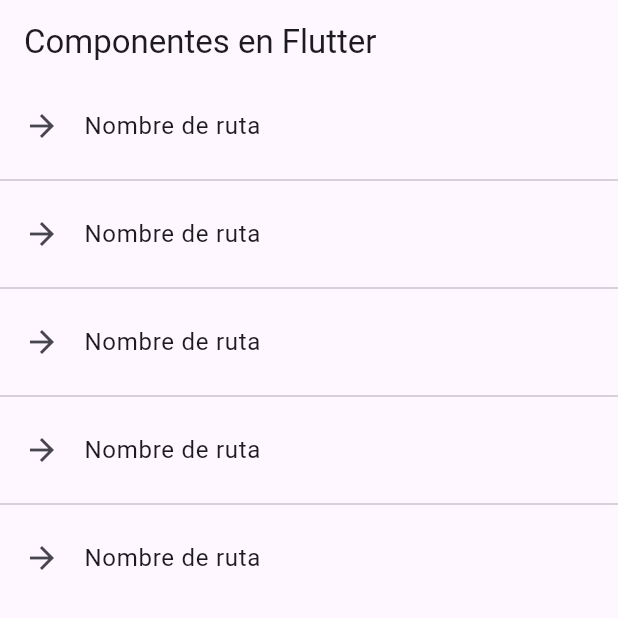
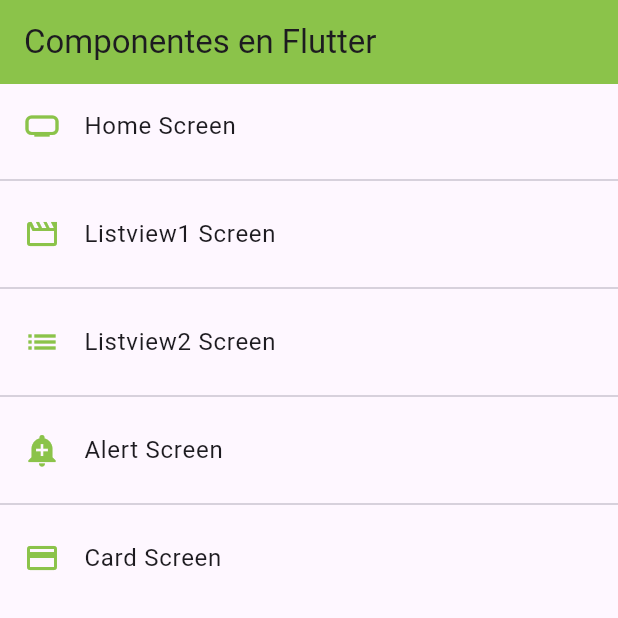
Before and after one commit to maia-ab/fl_components, a Flutter app: the screen it shows after launch, on a phone screen of 412 x 824 dp, the top half of it. Run offline on Flutter 3.47's test engine with Material 3 defaults, Android fonts, the phone set to English and light mode, and no system bars.

Commit message:
agregue tema para estilos

```diff
--- a/lib/main.dart
+++ b/lib/main.dart
@@ -1,6 +1,7 @@
 //import 'package:fl_components/screens/listview1_screen.dart';
 
 import 'package:fl_components/router/app_routes.dart';
+import 'package:fl_components/themes/app_theme.dart';
 import 'package:flutter/material.dart';
 
 void main() => runApp(const MyApp());
@@ -11,10 +12,12 @@ class MyApp extends StatelessWidget {
   @override
   Widget build(BuildContext context) {
     return MaterialApp(
-        debugShowCheckedModeBanner: false,
-        title: 'Material App',
-        initialRoute: AppRoutes.initialRoute,
-        routes: AppRoutes.getAppRoutes(),
-        onGenerateRoute: AppRoutes.onGenerateRoute);
+      debugShowCheckedModeBanner: false,
+      title: 'Material App',
+      initialRoute: AppRoutes.initialRoute,
+      routes: AppRoutes.getAppRoutes(),
+      onGenerateRoute: AppRoutes.onGenerateRoute,
+      theme: AppTheme.lightTheme,
+    );
   }
 }
--- a/lib/router/app_routes.dart
+++ b/lib/router/app_routes.dart
@@ -18,7 +18,7 @@ class AppRoutes {
         screen: const Listview1Screen()),
     MenuOption(
         route: 'listview2',
-        icon: Icons.movie_outlined,
+        icon: Icons.list,
         name: 'Listview2 Screen',
         screen: const Listview2Screen()),
     MenuOption(
--- a/lib/screens/home_screen.dart
+++ b/lib/screens/home_screen.dart
@@ -1,4 +1,5 @@
 import 'package:fl_components/router/app_routes.dart';
+import 'package:fl_components/themes/app_theme.dart';
 import 'package:flutter/material.dart';
 
 class HomeScreen extends StatelessWidget {
@@ -6,6 +7,8 @@ class HomeScreen extends StatelessWidget {
 
   @override
   Widget build(BuildContext context) {
+    final menuOptions = AppRoutes.menuOptions;
+
     return Scaffold(
       appBar: AppBar(
         title: const Text("Componentes en Flutter"),
@@ -13,8 +16,8 @@ class HomeScreen extends StatelessWidget {
       ),
       body: ListView.separated(
           itemBuilder: (context, index) => ListTile(
-                leading: const Icon(Icons.arrow_forward_outlined),
-                title: const Text("Nombre de ruta"),
+                leading: Icon(menuOptions[index].icon, color: AppTheme.primary),
+                title: Text(menuOptions[index].name),
                 onTap: () {
                   //final route = MaterialPageRoute(
                   //    builder: (context) => const Listview1Screen());
@@ -22,11 +25,11 @@ class HomeScreen extends StatelessWidget {
                   // Navigator.push(context, route);
                   //Navigator.pushReplacement(context, route); // Elimina ruta anterior,
                   //sirve para pantallas en las que no se deba volver a la pantalla anterior.
-                  Navigator.pushNamed(context, "card");
+                  Navigator.pushNamed(context, menuOptions[index].route);
                 },
               ),
           separatorBuilder: (_, __) => const Divider(),
-          itemCount: AppRoutes.menuOptions.length),
+          itemCount: menuOptions.length),
     );
   }
 }
--- /dev/null
+++ b/lib/themes/app_theme.dart
@@ -0,0 +1,10 @@
+import 'package:flutter/material.dart';
+
+class AppTheme {
+  static Color? primary = Colors.lightGreen;
+
+  static final ThemeData lightTheme = ThemeData.light().copyWith(
+      //Color primario
+      primaryColor: Colors.green,
+      appBarTheme: AppBarTheme(color: primary, elevation: 0));
+}
```
